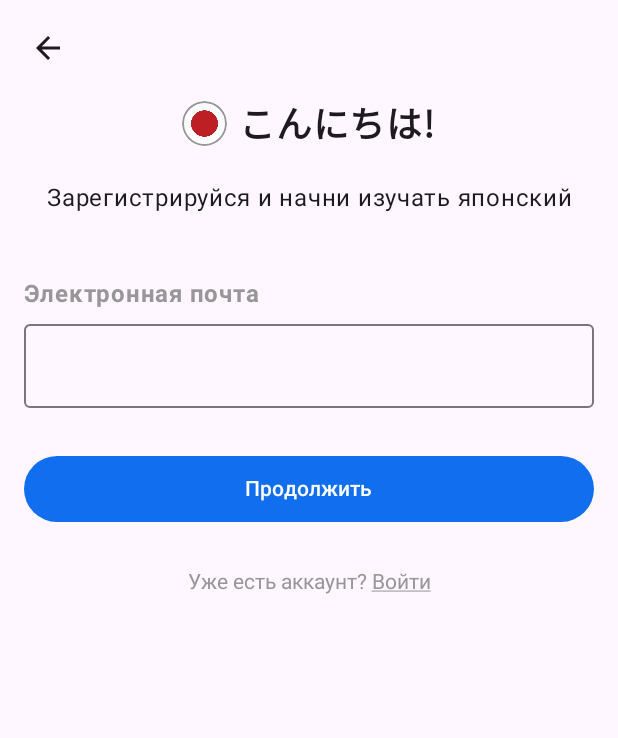
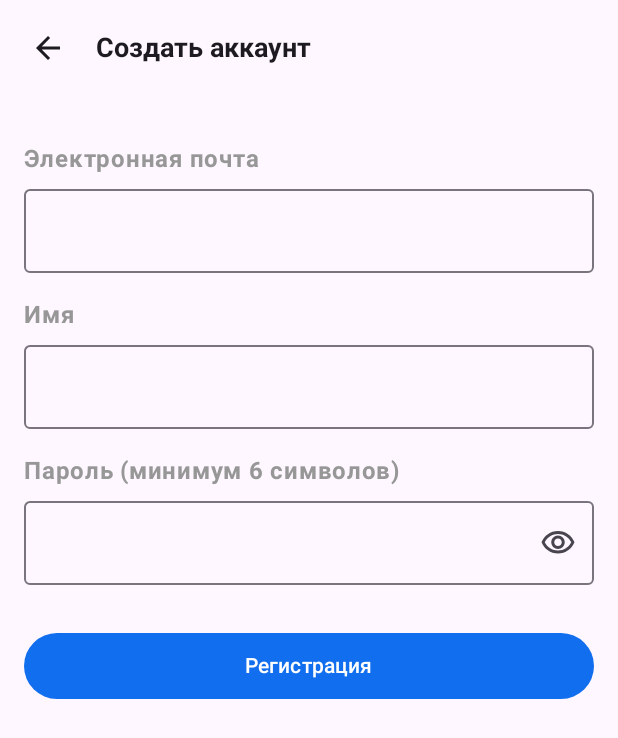
Before and after one commit to NymiKo/LearningJapanese, an Android app built with Jetpack Compose: the screen it shows after launch (MainActivity), on a phone screen of 412 x 824 dp. Shown: the top 738 px of the screen. Run offline under Robolectric (Android 15) with nearby library versions, the light colour scheme and no system bars; our stand-ins replace accompanist.

Commit message:
Added registration screen design

```diff
--- a/app/src/main/java/com/example/peil/MainActivity.kt
+++ b/app/src/main/java/com/example/peil/MainActivity.kt
@@ -47,6 +47,7 @@ import androidx.compose.ui.unit.sp
 import androidx.core.splashscreen.SplashScreen.Companion.installSplashScreen
 import androidx.core.view.WindowCompat
 import androidx.lifecycle.lifecycleScope
+import com.example.peil.ui.screens.create_account.CreateAccountScreen
 import com.example.peil.ui.screens.lessons_list.LessonsListScreen
 import com.example.peil.ui.screens.login.LoginScreen
 import com.example.peil.ui.screens.registration.RegistrationEmailScreen
@@ -80,7 +81,8 @@ class MainActivity : ComponentActivity() {
                     modifier = Modifier.fillMaxSize(),
                     color = MaterialTheme.colorScheme.background
                 ) {
-                    RegistrationEmailScreen()
+                    CreateAccountScreen()
+                    //RegistrationEmailScreen()
                     //LoginScreen()
                     //WelcomeScreen()
                     //NavigationBarWithContent()
--- /dev/null
+++ b/app/src/main/java/com/example/peil/ui/screens/create_account/CreateAccountScreen.kt
@@ -0,0 +1,38 @@
+package com.example.peil.ui.screens.create_account
+
+import androidx.compose.foundation.background
+import androidx.compose.foundation.layout.Column
+import androidx.compose.foundation.layout.fillMaxSize
+import androidx.compose.foundation.layout.padding
+import androidx.compose.material.icons.Icons
+import androidx.compose.material.icons.filled.ArrowBack
+import androidx.compose.material3.MaterialTheme
+import androidx.compose.runtime.Composable
+import androidx.compose.ui.Modifier
+import androidx.compose.ui.tooling.preview.Preview
+import androidx.compose.ui.unit.dp
+import com.example.peil.R
+import com.example.peil.ui.view_components.BaseAppBar
+import com.example.peil.ui.view_components.LoginButton
+import com.example.peil.ui.view_components.OutlinedLoginField
+import com.example.peil.ui.view_components.TextLabel
+
+@Composable
+fun CreateAccountScreen() {
+    Column(modifier = Modifier.fillMaxSize().background(MaterialTheme.colorScheme.background)) {
+        BaseAppBar(title = R.string.create_account, imageVector = Icons.Default.ArrowBack)
+        TextLabel(modifier = Modifier.padding(top = 30.dp), textLabel = R.string.email)
+        OutlinedLoginField()
+        TextLabel(modifier = Modifier.padding(top = 16.dp), textLabel = R.string.name)
+        OutlinedLoginField()
+        TextLabel(modifier = Modifier.padding(top = 16.dp), textLabel = R.string.password_min_char)
+        OutlinedLoginField(password = true)
+        LoginButton(textButton = R.string.registration)
+    }
+}
+
+@Composable
+@Preview
+private fun CreateAccountScreenPreview() {
+    CreateAccountScreen()
+}
--- a/app/src/main/java/com/example/peil/ui/screens/login/LoginScreen.kt
+++ b/app/src/main/java/com/example/peil/ui/screens/login/LoginScreen.kt
@@ -43,6 +43,7 @@ import com.example.peil.R
 import com.example.peil.ui.theme.Blue
 import com.example.peil.ui.theme.GreyLight
 import com.example.peil.ui.theme.White
+import com.example.peil.ui.view_components.BaseAppBar
 import com.example.peil.ui.view_components.LoginButton
 import com.example.peil.ui.view_components.OutlinedLoginField
 import com.example.peil.ui.view_components.TextLabel
@@ -52,18 +53,9 @@ fun LoginScreen() {
     Column(modifier = Modifier
         .fillMaxSize()
         .background(MaterialTheme.colorScheme.background)) {
-        TopAppBar()
+        BaseAppBar(title = R.string.sign_in, imageVector = Icons.Default.ArrowBack)
         LoadingScreenContent()
     }
-}
-
-@OptIn(ExperimentalMaterial3Api::class)
-@Composable
-private fun TopAppBar(modifier: Modifier = Modifier) {
-    TopAppBar(
-        title = { Text(modifier = Modifier.padding(start = 16.dp), text = stringResource(id = R.string.sign_in), fontWeight = FontWeight.Bold, fontSize = 18.sp) },
-        navigationIcon = { Icon(modifier = Modifier.padding(start = 16.dp), imageVector = Icons.Default.ArrowBack, contentDescription = null) }
-    )
 }
 
 @Composable
--- a/app/src/main/java/com/example/peil/ui/screens/registration/RegistrationEmailScreen.kt
+++ b/app/src/main/java/com/example/peil/ui/screens/registration/RegistrationEmailScreen.kt
@@ -32,6 +32,7 @@ import androidx.compose.ui.unit.sp
 import com.example.peil.R
 import com.example.peil.ui.theme.GreyLight
 import com.example.peil.ui.view_components.AlreadyHaveAccountText
+import com.example.peil.ui.view_components.BaseAppBar
 import com.example.peil.ui.view_components.LoginButton
 import com.example.peil.ui.view_components.OutlinedLoginField
 import com.example.peil.ui.view_components.TextLabel
@@ -41,28 +42,15 @@ fun RegistrationEmailScreen() {
     Column(modifier = Modifier
         .fillMaxSize()
         .background(MaterialTheme.colorScheme.background)) {
-        TopAppBar()
+        BaseAppBar(imageVector = Icons.Default.ArrowBack)
         Header()
         DescriptionText()
         EmailField()
         LoginButton(textButton = R.string.continue_text)
-        AlreadyHaveAccountText(modifier = Modifier.fillMaxWidth().padding(top = 30.dp))
+        AlreadyHaveAccountText(modifier = Modifier
+            .fillMaxWidth()
+            .padding(top = 30.dp))
     }
-}
-
-@OptIn(ExperimentalMaterial3Api::class)
-@Composable
-private fun TopAppBar() {
-    TopAppBar(
-        title = {  },
-        navigationIcon = {
-            Icon(
-                modifier = Modifier.padding(start = 16.dp),
-                imageVector = Icons.Default.ArrowBack,
-                contentDescription = null
-            )
-        }
-    )
 }
 
 @Composable
--- /dev/null
+++ b/app/src/main/java/com/example/peil/ui/view_components/BaseAppBar.kt
@@ -0,0 +1,35 @@
+package com.example.peil.ui.view_components
+
+import androidx.compose.foundation.layout.padding
+import androidx.compose.material3.ExperimentalMaterial3Api
+import androidx.compose.material3.Icon
+import androidx.compose.material3.Text
+import androidx.compose.runtime.Composable
+import androidx.compose.ui.Modifier
+import androidx.compose.ui.graphics.vector.ImageVector
+import androidx.compose.ui.res.stringResource
+import androidx.compose.ui.text.font.FontWeight
+import androidx.compose.ui.unit.dp
+import androidx.compose.ui.unit.sp
+
+@OptIn(ExperimentalMaterial3Api::class)
+@Composable
+fun BaseAppBar(modifier: Modifier = Modifier, title: Int? = null, imageVector: ImageVector) {
+    androidx.compose.material3.TopAppBar(
+        title = { if (title != null)
+            Text(
+                modifier = Modifier.padding(start = 16.dp),
+                text = stringResource(id = title),
+                fontWeight = FontWeight.Bold,
+                fontSize = 18.sp
+            )
+        },
+        navigationIcon = {
+            Icon(
+                modifier = Modifier.padding(start = 16.dp),
+                imageVector = imageVector,
+                contentDescription = null
+            )
+        }
+    )
+}
--- a/app/src/main/res/values/strings.xml
+++ b/app/src/main/res/values/strings.xml
@@ -11,4 +11,8 @@
     <string name="konnichiwa">こんにちは!</string>
     <string name="sign_up_and_start_learning_japanese">Зарегистрируйся и начни изучать японский</string>
     <string name="continue_text">Продолжить</string>
+    <string name="create_account">Создать аккаунт</string>
+    <string name="name">Имя</string>
+    <string name="password_min_char">Пароль (минимум 6 символов)</string>
+    <string name="registration">Регистрация</string>
 </resources>
```
